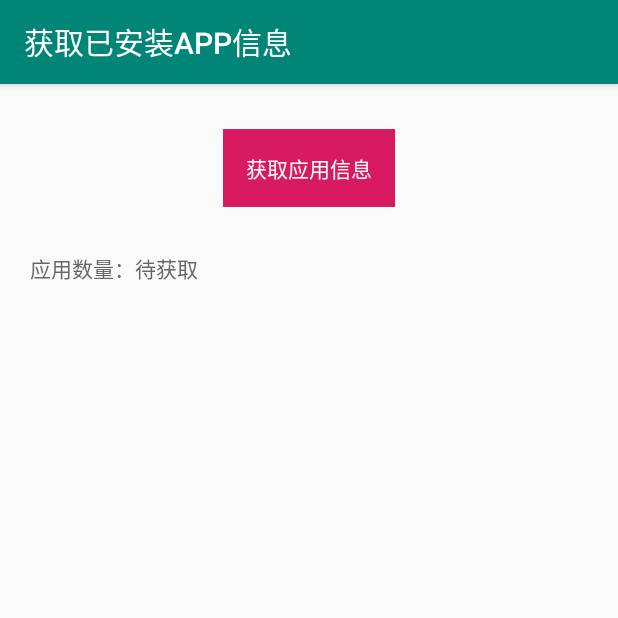
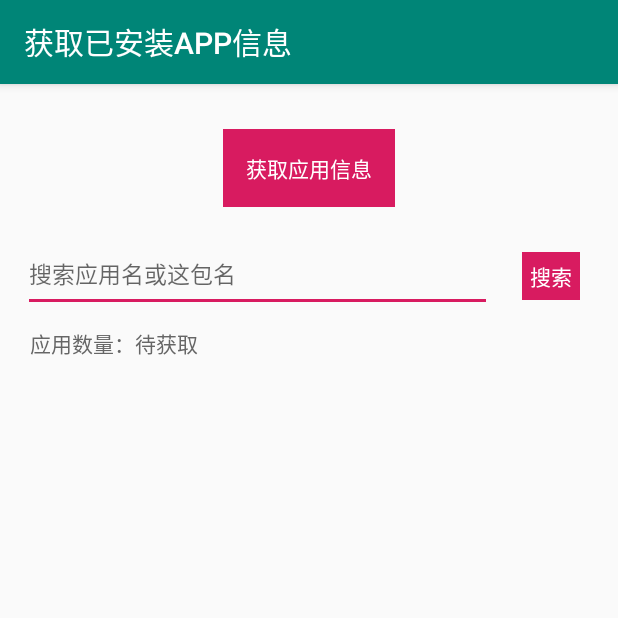
Before and after one commit to snn-hp/GetAppInfo, an Android app: the screen it shows after launch (MainActivity), on a phone screen of 412 x 824 dp, the top half of it. Run offline under Robolectric (Android 15) with nearby library versions, the phone set to English and light mode, and no system bars.

Commit message:
新增搜索包名和App名

```diff
--- a/appinfo/src/main/java/com/yumu/appinfo/MainActivity.java
+++ b/appinfo/src/main/java/com/yumu/appinfo/MainActivity.java
@@ -1,8 +1,4 @@
 package com.yumu.appinfo;
-
-import androidx.appcompat.app.AppCompatActivity;
-import androidx.recyclerview.widget.LinearLayoutManager;
-import androidx.recyclerview.widget.RecyclerView;
 
 import android.content.Context;
 import android.content.pm.ApplicationInfo;
@@ -10,9 +6,22 @@ import android.content.pm.PackageInfo;
 import android.content.pm.PackageManager;
 import android.content.pm.Signature;
 import android.os.Bundle;
+import android.util.Log;
+import android.view.KeyEvent;
 import android.view.View;
+import android.view.inputmethod.EditorInfo;
+import android.view.inputmethod.InputMethodManager;
+import android.widget.EditText;
 import android.widget.TextView;
+import android.widget.Toast;
+
+import androidx.appcompat.app.AppCompatActivity;
+import androidx.recyclerview.widget.LinearLayoutManager;
+import androidx.recyclerview.widget.RecyclerView;
+
 import com.yumu.appinfo.bean.APPInfo;
+import com.yumu.appinfo.utils.StringUtil;
+
 import java.io.ByteArrayInputStream;
 import java.io.InputStream;
 import java.security.MessageDigest;
@@ -26,11 +35,12 @@ import java.util.ArrayList;
 import java.util.List;
 
 public class MainActivity extends AppCompatActivity {
-    private TextView tvAppInfo, tvGetInfo, tvAppNum;
+    private TextView tvAppInfo, tvGetInfo, tvAppNum, tvSearch;
     private List<APPInfo> appInfoList;
     private List<APPInfo> sysInfoList;
     private RecyclerView recyclerview;
     private AppInfoAdapter appInfoAdapter;
+    private EditText etSearch;
 
     @Override
     protected void onCreate(Bundle savedInstanceState) {
@@ -38,21 +48,40 @@ public class MainActivity extends AppCompatActivity {
         setContentView(R.layout.activity_main);
         tvGetInfo = findViewById(R.id.tv_get_info);
         tvAppInfo = findViewById(R.id.tv_app_info);
+        tvSearch = findViewById(R.id.tv_search);
+        etSearch = findViewById(R.id.et_search);
+
+
         tvAppNum = findViewById(R.id.tv_app_num);
         recyclerview = findViewById(R.id.recyclerview);
         tvGetInfo.setOnClickListener(onClickListener);
+        tvSearch.setOnClickListener(onClickListener);
 
         appInfoList = new ArrayList<>();
         sysInfoList = new ArrayList<>();
-        setadapter();
-
+        setAdapter();
+        addViewAction();
     }
 
 
-    public void setadapter() {
+    public void setAdapter() {
         appInfoAdapter = new AppInfoAdapter(getApplicationContext());
         recyclerview.setLayoutManager(new LinearLayoutManager(getApplicationContext()));
         recyclerview.setAdapter(appInfoAdapter);
+    }
+
+    public void addViewAction() {
+        etSearch.setOnEditorActionListener(new TextView.OnEditorActionListener() {
+            @Override
+            public boolean onEditorAction(TextView v, int actionId, KeyEvent event) {
+                if (actionId == EditorInfo.IME_ACTION_SEARCH || actionId == EditorInfo.IME_ACTION_DONE || actionId == EditorInfo.IME_ACTION_GO) {
+                    searchApps();
+                    return true;
+                }
+                return false;
+            }
+        });
+
     }
 
 
@@ -60,14 +89,51 @@ public class MainActivity extends AppCompatActivity {
         @Override
         public void onClick(View view) {
             if (view.getId() == R.id.tv_get_info) {
-                getPackages();
+                getAppInfos();
+            } else if (view.getId() == R.id.tv_search) {
+                searchApps();
             }
         }
     };
 
-    private void getPackages() {
+
+    public void searchApps() {
+
+        InputMethodManager mInputManager = (InputMethodManager) getSystemService(INPUT_METHOD_SERVICE);
+        mInputManager.hideSoftInputFromWindow(etSearch.getWindowToken(), 0);
+
+        if (appInfoList.isEmpty()) {
+            Toast.makeText(getApplicationContext(), "先获取一下应用信息啊", Toast.LENGTH_SHORT).show();
+            return;
+        }
+
+        String searchKey = etSearch.getText().toString();
+
+        if (StringUtil.isEmpty(searchKey)) {
+            Toast.makeText(getApplicationContext(), "输入一下包名或者App名字啊", Toast.LENGTH_SHORT).show();
+            return;
+        }
+
+        int currentPosition = -1;
+
+        for (APPInfo appinfo : appInfoList) {
+            if (searchKey.equals(appinfo.getAppName()) || searchKey.equals(appinfo.getPackageName())) {
+                currentPosition = appInfoList.indexOf(appinfo);
+                Log.d("snn", "  currentPosition " + currentPosition);
+            }
+        }
+
+        if (currentPosition != -1) {
+            recyclerview.scrollToPosition(currentPosition);
+        }
+    }
+
+    /**
+     * 获取app信息
+     */
+    private void getAppInfos() {
         appInfoList.clear();
-        int num = 0;
+//        int num = 0;
         StringBuilder stringBuilder = new StringBuilder();
         // 获取已经安装的所有应用, PackageInfo　系统类，包含应用信息
         List<PackageInfo> packages = getPackageManager().getInstalledPackages(0);
--- a/appinfo/src/main/res/layout/activity_main.xml
+++ b/appinfo/src/main/res/layout/activity_main.xml
@@ -1,19 +1,10 @@
 <?xml version="1.0" encoding="utf-8"?>
-<androidx.constraintlayout.widget.ConstraintLayout xmlns:android="http://schemas.android.com/apk/res/android"
+<RelativeLayout xmlns:android="http://schemas.android.com/apk/res/android"
     xmlns:app="http://schemas.android.com/apk/res-auto"
     xmlns:tools="http://schemas.android.com/tools"
     android:layout_width="match_parent"
     android:layout_height="match_parent"
     tools:context=".MainActivity">
-
-
-    <androidx.core.widget.NestedScrollView
-        android:layout_width="match_parent"
-        android:layout_height="match_parent">
-
-        <RelativeLayout
-            android:layout_width="match_parent"
-            android:layout_height="match_parent">
 
     <TextView
         android:id="@+id/tv_get_info"
@@ -30,20 +21,50 @@
         app:layout_constraintRight_toRightOf="parent"
         app:layout_constraintTop_toTopOf="parent" />
 
+    <RelativeLayout
+        android:id="@+id/rl_search"
+        android:layout_width="match_parent"
+        android:layout_height="wrap_content"
+        android:layout_below="@+id/tv_get_info"
+        android:layout_marginLeft="15dp"
+        android:layout_marginTop="20dp"
+        android:layout_marginRight="10dp">
+
+        <EditText
+            android:id="@+id/et_search"
+            android:layout_width="match_parent"
+            android:layout_height="50dp"
+            android:layout_toLeftOf="@+id/tv_search"
+            android:hint="搜索应用名或这包名"
+            android:imeOptions="actionSearch"
+            android:singleLine="true"
+            android:textSize="15sp" />
+
+        <TextView
+            android:id="@+id/tv_search"
+            android:layout_width="wrap_content"
+            android:layout_height="wrap_content"
+            android:layout_alignParentRight="true"
+            android:layout_marginLeft="20dp"
+            android:layout_marginTop="10dp"
+            android:layout_marginRight="15dp"
+            android:background="@color/colorAccent"
+            android:padding="5dp"
+            android:text="搜索"
+            android:textColor="#ffffff" />
+
+    </RelativeLayout>
+
     <TextView
         android:id="@+id/tv_app_num"
         android:layout_width="wrap_content"
         android:layout_height="wrap_content"
-                android:layout_below="@+id/tv_get_info"
+        android:layout_below="@+id/rl_search"
         android:layout_marginLeft="20dp"
-                android:layout_marginTop="30dp"
+        android:layout_marginTop="10dp"
         android:layout_marginRight="20dp"
         android:text="应用数量：待获取"
-                android:textColor="#666666"
-                app:layout_constraintBottom_toBottomOf="parent"
-                app:layout_constraintLeft_toLeftOf="parent"
-                app:layout_constraintRight_toRightOf="parent"
-                app:layout_constraintTop_toTopOf="parent" />
+        android:textColor="#666666" />
 
     <androidx.recyclerview.widget.RecyclerView
         android:id="@+id/recyclerview"
@@ -62,16 +83,7 @@
         android:layout_marginRight="20dp"
         android:text="获取应用信息"
         android:textColor="#666666"
-                android:visibility="gone"
-                app:layout_constraintBottom_toBottomOf="parent"
-                app:layout_constraintLeft_toLeftOf="parent"
-                app:layout_constraintRight_toRightOf="parent"
-                app:layout_constraintTop_toTopOf="parent" />
+        android:visibility="gone" />
+
 
 </RelativeLayout>
-
-
-    </androidx.core.widget.NestedScrollView>
-
-
-</androidx.constraintlayout.widget.ConstraintLayout>
```
Also changed, not shown: appinfo/src/main/java/com/yumu/appinfo/utils/StringUtil.java (+19 -0 lines). Lines whose indentation alone changed are shown as unchanged.
